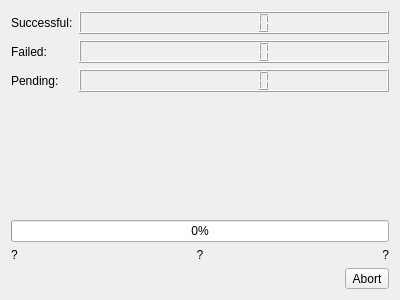
The window that ui/UI/UpdateWindow.ui (alexe-mgn/MCHSMediaAnalysis) describes before a commit, drawn with Qt 5.
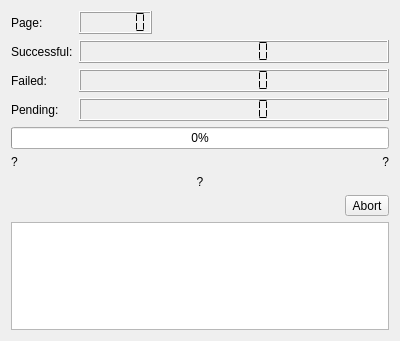
The same window after the commit.

Patch:
```diff
--- a/ui/UI/UpdateWindow.ui
+++ b/ui/UI/UpdateWindow.ui
@@ -7,7 +7,7 @@
     <x>0</x>
     <y>0</y>
     <width>400</width>
-    <height>300</height>
+    <height>341</height>
    </rect>
   </property>
   <property name="windowTitle">
@@ -19,55 +19,122 @@
      <property name="sizeConstraint">
       <enum>QLayout::SetFixedSize</enum>
      </property>
-     <item row="0" column="0">
+     <item row="1" column="0">
       <widget class="QLabel" name="labelSuccessful">
        <property name="text">
         <string>Successful:</string>
        </property>
       </widget>
      </item>
-     <item row="1" column="0">
+     <item row="2" column="0">
       <widget class="QLabel" name="labelFailed">
        <property name="text">
         <string>Failed:</string>
        </property>
       </widget>
      </item>
-     <item row="2" column="0">
+     <item row="3" column="0">
       <widget class="QLabel" name="labelPending">
        <property name="text">
         <string>Pending:</string>
        </property>
       </widget>
      </item>
-     <item row="0" column="1">
+     <item row="1" column="1">
       <widget class="QLCDNumber" name="valueSuccessful">
        <property name="digitCount">
         <number>7</number>
        </property>
+       <property name="segmentStyle">
+        <enum>QLCDNumber::Flat</enum>
+       </property>
       </widget>
      </item>
-     <item row="1" column="1">
+     <item row="2" column="1">
       <widget class="QLCDNumber" name="valueFailed">
+       <property name="sizePolicy">
+        <sizepolicy hsizetype="Minimum" vsizetype="Minimum">
+         <horstretch>0</horstretch>
+         <verstretch>0</verstretch>
+        </sizepolicy>
+       </property>
        <property name="digitCount">
         <number>7</number>
        </property>
+       <property name="segmentStyle">
+        <enum>QLCDNumber::Flat</enum>
+       </property>
       </widget>
      </item>
-     <item row="2" column="1">
+     <item row="3" column="1">
       <widget class="QLCDNumber" name="valuePending">
        <property name="digitCount">
         <number>7</number>
        </property>
+       <property name="segmentStyle">
+        <enum>QLCDNumber::Flat</enum>
+       </property>
+      </widget>
+     </item>
+     <item row="0" column="0">
+      <widget class="QLabel" name="labelPage">
+       <property name="text">
+        <string>Page:</string>
+       </property>
+      </widget>
+     </item>
+     <item row="0" column="1">
+      <widget class="QLCDNumber" name="valuePage">
+       <property name="sizePolicy">
+        <sizepolicy hsizetype="Fixed" vsizetype="Minimum">
+         <horstretch>0</horstretch>
+         <verstretch>0</verstretch>
+        </sizepolicy>
+       </property>
+       <property name="digitCount">
+        <number>6</number>
+       </property>
+       <property name="segmentStyle">
+        <enum>QLCDNumber::Flat</enum>
+       </property>
       </widget>
      </item>
     </layout>
    </item>
    <item>
-    <layout class="QGridLayout" name="gridLayout" rowstretch="0,0">
+    <layout class="QGridLayout" name="gridLayout" rowstretch="0,0,0">
      <property name="sizeConstraint">
       <enum>QLayout::SetFixedSize</enum>
      </property>
+     <item row="1" column="2">
+      <widget class="QLabel" name="labelB">
+       <property name="sizePolicy">
+        <sizepolicy hsizetype="Preferred" vsizetype="Fixed">
+         <horstretch>0</horstretch>
+         <verstretch>0</verstretch>
+        </sizepolicy>
+       </property>
+       <property name="text">
+        <string>?</string>
+       </property>
+       <property name="alignment">
+        <set>Qt::AlignRight|Qt::AlignTrailing|Qt::AlignVCenter</set>
+       </property>
+      </widget>
+     </item>
+     <item row="1" column="0">
+      <widget class="QLabel" name="labelA">
+       <property name="sizePolicy">
+        <sizepolicy hsizetype="Preferred" vsizetype="Fixed">
+         <horstretch>0</horstretch>
+         <verstretch>0</verstretch>
+        </sizepolicy>
+       </property>
+       <property name="text">
+        <string>?</string>
+       </property>
+      </widget>
+     </item>
      <item row="0" column="0" colspan="3">
       <widget class="QProgressBar" name="progressBar">
        <property name="value">
@@ -78,7 +145,7 @@
        </property>
       </widget>
      </item>
-     <item row="1" column="1">
+     <item row="2" column="1">
       <widget class="QLabel" name="labelCurrent">
        <property name="sizePolicy">
         <sizepolicy hsizetype="Preferred" vsizetype="Fixed">
@@ -94,35 +161,6 @@
        </property>
       </widget>
      </item>
-     <item row="1" column="2">
-      <widget class="QLabel" name="labelB">
-       <property name="sizePolicy">
-        <sizepolicy hsizetype="Preferred" vsizetype="Fixed">
-         <horstretch>0</horstretch>
-         <verstretch>0</verstretch>
-        </sizepolicy>
-       </property>
-       <property name="text">
-        <string>?</string>
-       </property>
-       <property name="alignment">
-        <set>Qt::AlignRight|Qt::AlignTrailing|Qt::AlignVCenter</set>
-       </property>
-      </widget>
-     </item>
-     <item row="1" column="0">
-      <widget class="QLabel" name="labelA">
-       <property name="sizePolicy">
-        <sizepolicy hsizetype="Preferred" vsizetype="Fixed">
-         <horstretch>0</horstretch>
-         <verstretch>0</verstretch>
-        </sizepolicy>
-       </property>
-       <property name="text">
-        <string>?</string>
-       </property>
-      </widget>
-     </item>
     </layout>
    </item>
    <item>
@@ -152,6 +190,9 @@
      </item>
     </layout>
    </item>
+   <item>
+    <widget class="QTextBrowser" name="errorLogBrowser"/>
+   </item>
   </layout>
  </widget>
  <resources/>
```
